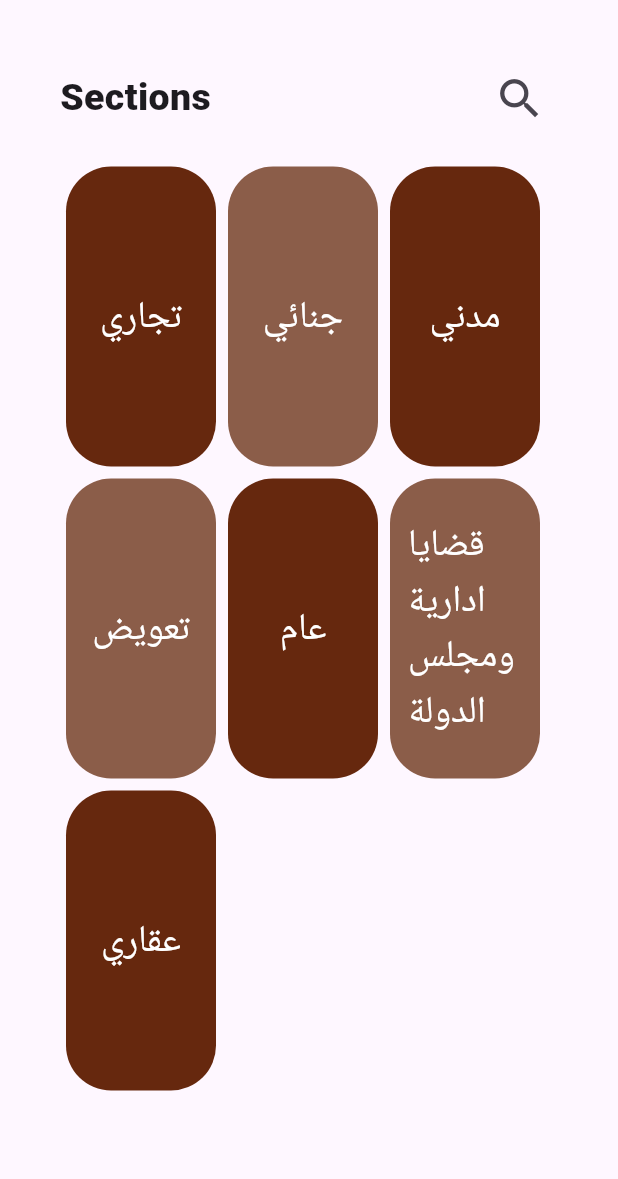
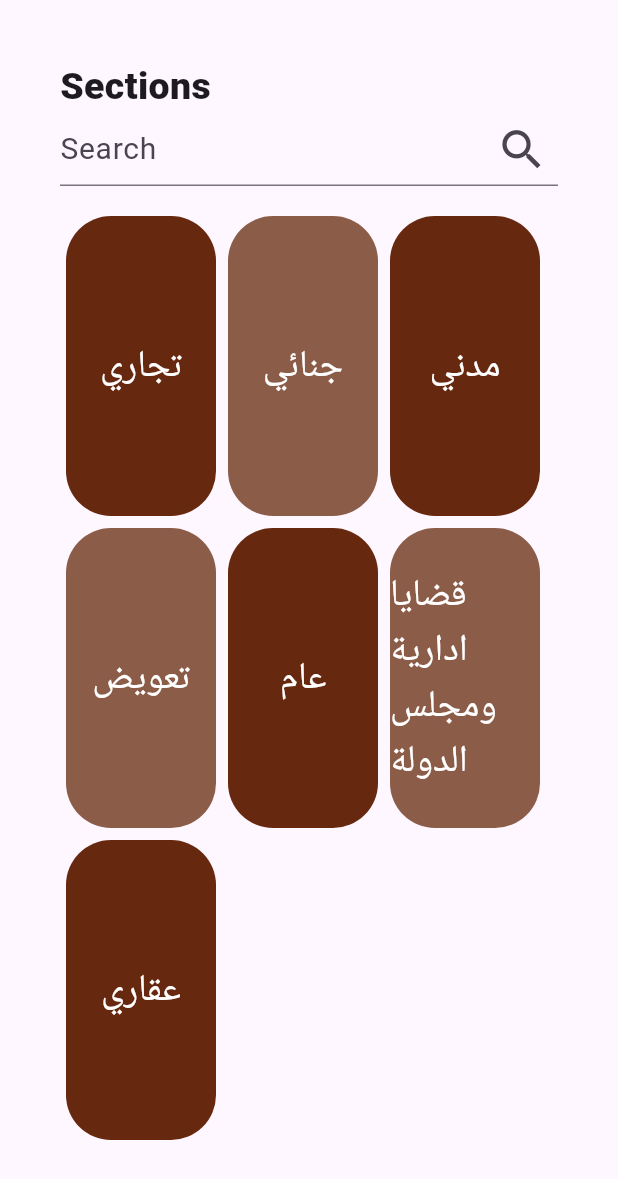
Before and after one commit to Wafaa-Alaa/Lawyer_App, a Flutter app: the SectionPage screen opened directly, on a phone screen of 412 x 824 dp. Shown: the top 1179 px of the screen. Run offline on Flutter 3.47's test engine with Material 3 defaults, Android fonts, the phone set to English and light mode, and no system bars; our stand-ins replace awesome_dialog, cloud_firestore, firebase_auth, firebase_core, firebase_messaging, firebase_storage and 6 more; missing offline and left inert: flutter_facebook_auth; accounts and stored records are empty.

```diff
--- a/lib/Json_data/List_Sections.dart
+++ b/lib/Json_data/List_Sections.dart
@@ -1,72 +1,9 @@
-import'package:flutter/material.dart';
-
-List section=[
-  {
-    'title':Text('تجاري',style: TextStyle(
-      fontWeight: FontWeight.w400,
-      color: Colors.white,
-      fontSize: 25,
-    ),),
-    'color':Color(0xff66280E),
-  },
-  {
-    'title':Text('جنائي',style: TextStyle(
-      fontWeight: FontWeight.w400,
-      color: Colors.white,
-      fontSize: 25,
-  ),),
-    'color':Color(0xff8B5D49),
-  },
-  {
-  'title':Text('مدني',style: TextStyle(
-    fontWeight: FontWeight.w400,
-    color: Colors.white,
-    fontSize: 25,
-  ),),
-  'color':Color(0xff66280E),
-  },
-  {
-  'title':Text('تعويض',style: TextStyle(
-    fontWeight: FontWeight.w400,
-    color: Colors.white,
-    fontSize: 25,
-  ),),
-  'color': Color(0xff8B5D49),
-  },
-  {
-  'title':Text('عام',style: TextStyle(
-    fontWeight: FontWeight.w400,
-    color: Colors.white,
-    fontSize: 25,
-  ),),
-  'color':Color(0xff66280E),
-  },
-  {
-  'title':Padding(
-    padding: EdgeInsets.all(12),
-    child: Text('قضايا ادارية ومجلس الدولة',style: TextStyle(
-      fontWeight: FontWeight.w400,
-      color: Colors.white,
-      fontSize: 25,
-    ),),
-  ),
-
-  'color':Color(0xff8B5D49),
-  },
-  {
-  'title':Text('عقاري',style: TextStyle(
-    fontWeight: FontWeight.w400,
-    color: Colors.white,
-    fontSize: 25,
-  ),),
-  'color':Color(0xff66280E),
-  },
-
-
-
-
-
-
-
-
+List<String> section = [
+  'تجاري',
+  'جنائي',
+  'مدني',
+  'تعويض',
+  'عام',
+  'قضايا ادارية ومجلس الدولة',
+  'عقاري',
 ];
--- a/lib/Pages/Section_Page.dart
+++ b/lib/Pages/Section_Page.dart
@@ -11,6 +11,23 @@ class SectionPage extends StatefulWidget {
 }
 
 class _SectionPageState extends State<SectionPage> {
+  late TextEditingController searchController;
+  @override
+  void initState() {
+    searchController = TextEditingController();
+    searchList = section;
+    // TODO: implement initState
+    super.initState();
+  }
+
+  @override
+  void dispose() {
+    searchController.dispose();
+    super.dispose();
+  }
+
+  bool isearch = false;
+  List searchList = [];
   @override
   Widget build(BuildContext context) {
     return Scaffold(
@@ -22,48 +39,96 @@ class _SectionPageState extends State<SectionPage> {
               mainAxisAlignment: MainAxisAlignment.start,
               children: [
                 Row(
-                  mainAxisAlignment: MainAxisAlignment.spaceBetween,
                   children: [
-                    Text('Sections',style: TextStyle(
-                      fontWeight: FontWeight.w900,
-                      fontSize: 25
-                    ),),
-                    IconButton(onPressed:(){},
-                        icon:Icon(Icons.search,size: 35,)
+                    Text(
+                      'Sections',
+                      style:
+                          TextStyle(fontWeight: FontWeight.w900, fontSize: 25),
                     ),
                   ],
+                ),
+                TextFormField(
+                  controller: searchController,
+                  onChanged: (value) {
+                    setState(() {
+                      isearch = true;
+                    });
+                    // search for section
+                    searchList = section
+                        .where((element) => element.contains(value))
+                        .toList();
+                    print(searchList);
+                  },
+                  decoration: InputDecoration(
+                    hintText: 'Search',
+                    hintStyle: TextStyle(fontSize: 20),
+                    suffixIcon: isearch
+                        ? InkWell(
+                            onTap: () {
+                              searchController.clear();
+                              setState(() {
+                                isearch = false;
+                                searchList = section;
+                              });
+                            },
+                            child: Icon(
+                              Icons.clear,
+                              size: 35,
+                            ),
+                          )
+                        : Icon(
+                            Icons.search,
+                            size: 35,
+                          ),
+                  ),
                 ),
                 SizedBox(
                   height: 20,
                 ),
                 GestureDetector(
-                  onTap: (){
-                   Navigator.push(context, MaterialPageRoute(builder:(_)=>DashboardPage()));
+                  onTap: () {
+                    Navigator.push(context,
+                        MaterialPageRoute(builder: (_) => DashboardPage()));
                   },
-                  child: Wrap(
-                   children: List.generate(section.length, (index){
+                  child: searchList.isEmpty
+                      ? Text('No Sections Found',
+                          style: TextStyle(
+                              fontSize: 20, fontWeight: FontWeight.w900))
+                      : Wrap(
+                          children: List.generate(
+                            searchList.length,
+                            (index) {
                               return GestureDetector(
-                       onTap: (){
-                         Navigator.pushNamed(context,'SpecilizationPage');
+                                onTap: () {
+                                  Navigator.pushNamed(
+                                      context, 'SpecilizationPage');
                                 },
                                 child: Padding(
-                         padding: const EdgeInsets.only(right: 8,bottom: 8),
+                                  padding: const EdgeInsets.only(
+                                      right: 8, bottom: 8),
                                   child: Container(
                                       height: 200,
                                       width: 100,
                                       decoration: BoxDecoration(
                                         borderRadius: BorderRadius.circular(30),
-                             color: section[index]['color'],
-
+                                        color: index % 2 == 0
+                                            ? Color(0xff66280E)
+                                            : Color(0xff8B5D49),
                                       ),
-                           child:Center(
-                             child: section[index]['title'],
-                           )
-
+                                      child: Center(
+                                        child: Text(
+                                          searchList[index],
+                                          style: TextStyle(
+                                            fontWeight: FontWeight.w400,
+                                            color: Colors.white,
+                                            fontSize: 25,
                                           ),
                                         ),
+                                      )),
+                                ),
                               );
-                   })
+                            },
+                          ),
                         ),
                 )
               ],
@@ -71,8 +136,6 @@ class _SectionPageState extends State<SectionPage> {
           ),
         ),
       ),
-
-
     );
   }
 }
```
Lines whose indentation alone changed are shown as unchanged.
